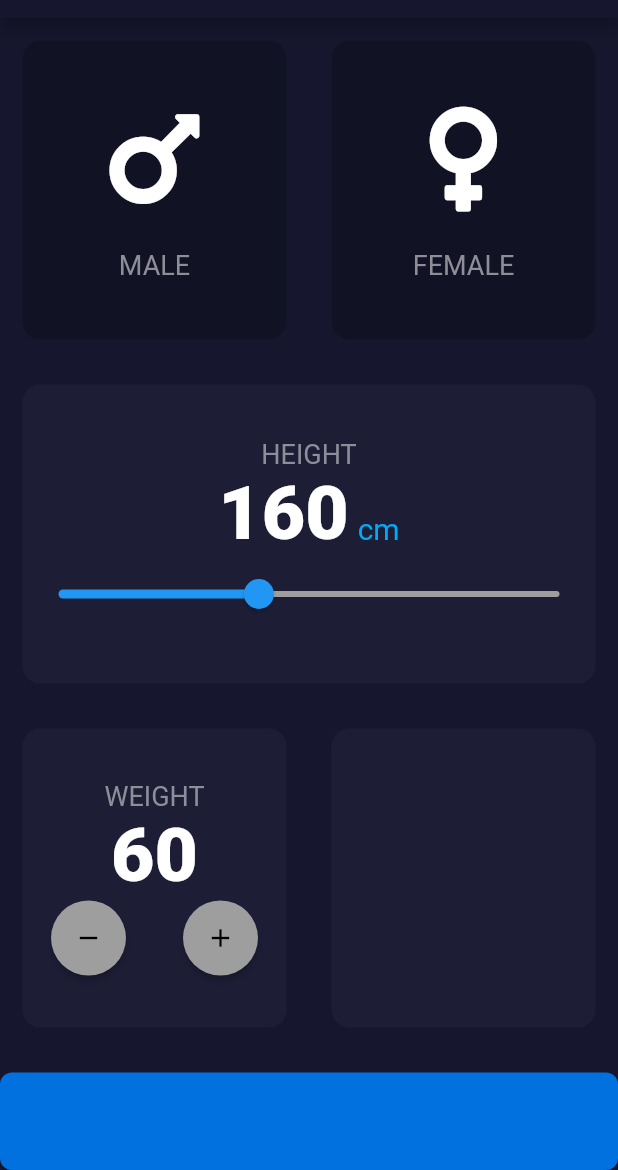
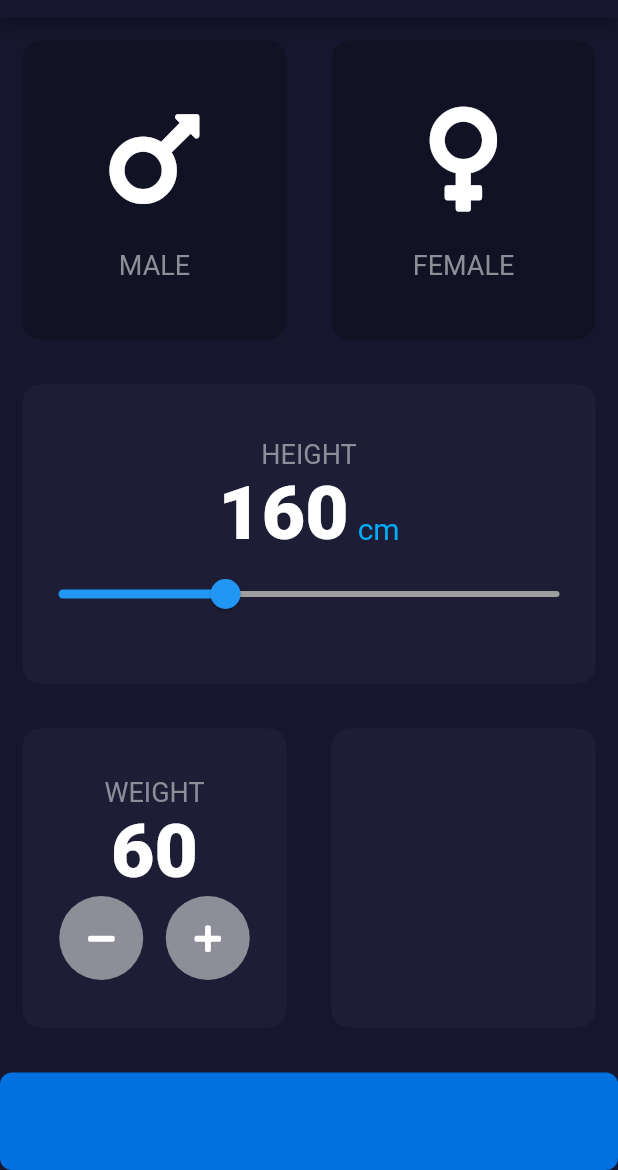
Before and after one commit to adityanjr/bmi_calculator_flutter, a Flutter app: the screen it shows after launch, on a phone screen of 412 x 824 dp, the part 66-1236 px from its top. Run offline on Flutter 3.47's test engine with Material 2 defaults, Android fonts, the phone set to English and light mode, and no system bars; our stand-ins replace font_awesome_flutter.

Commit message:
Weight Container: onPressed ✔

```diff
--- a/lib/contents.dart
+++ b/lib/contents.dart
@@ -56,3 +56,30 @@ class ContainerCard extends StatelessWidget {
     );
   }
 }
+
+class MyButton extends StatelessWidget {
+
+  final IconData icon;
+  final Function onPressed;
+  MyButton({this.icon,this.onPressed});
+
+  @override
+  Widget build(BuildContext context) {
+    return RawMaterialButton(
+      onPressed: onPressed,
+      elevation: 0.0,
+      fillColor: Color(0xFF8D8E98),
+      constraints: BoxConstraints.tightFor(
+        width: 56.0,
+        height: 56.0,
+      ),
+      padding: EdgeInsets.all(15.0),
+      shape: CircleBorder(),
+      child: Icon(
+        icon,
+        size: 20.0,
+        color: Colors.white,
+      ),
+    );
+  }
+}
--- a/lib/input_page.dart
+++ b/lib/input_page.dart
@@ -86,8 +86,8 @@ class _InputPageState extends State<InputPage> {
                   ),
                   Slider(
                     value: height.toDouble(),
-                    min: 120.0,
-                    max: 220.0,
+                    min: 150.0,
+                    max: 180.0,
                     inactiveColor: Colors.grey,
                     onChanged: (double newValue) {
                       setState(() {
@@ -118,30 +118,19 @@ class _InputPageState extends State<InputPage> {
                       Row(
                         mainAxisAlignment: MainAxisAlignment.center,
                         children: <Widget>[
-                          RawMaterialButton(
-                            onPressed: () {},
-                            elevation: 2.0,
-                            fillColor: Colors.grey,
-                            child: Icon(
-                              Icons.remove,
-                              size: 20.0,
-                              color: Colors.black,
-                            ),
-                            padding: EdgeInsets.all(15.0),
-                            shape: CircleBorder(),
-                          ),
-                          RawMaterialButton(
-                            onPressed: () {},
-                            elevation: 2.0,
-                            fillColor: Colors.grey,
-                            child: Icon(
-                              Icons.add,
-                              size: 20.0,
-                              color: Colors.black,
-                            ),
-                            padding: EdgeInsets.all(15.0),
-                            shape: CircleBorder(),
-                          ),
+                          MyButton(icon: FontAwesomeIcons.minus,
+                            onPressed: (){
+                              setState(() {
+                                weight--;
+                              });
+                            },),
+                          SizedBox(width: 15.0,),
+                          MyButton(icon: FontAwesomeIcons.plus,
+                            onPressed: (){
+                              setState(() {
+                                weight++;
+                              });
+                            },),
                         ],
                       )
                     ],
```
